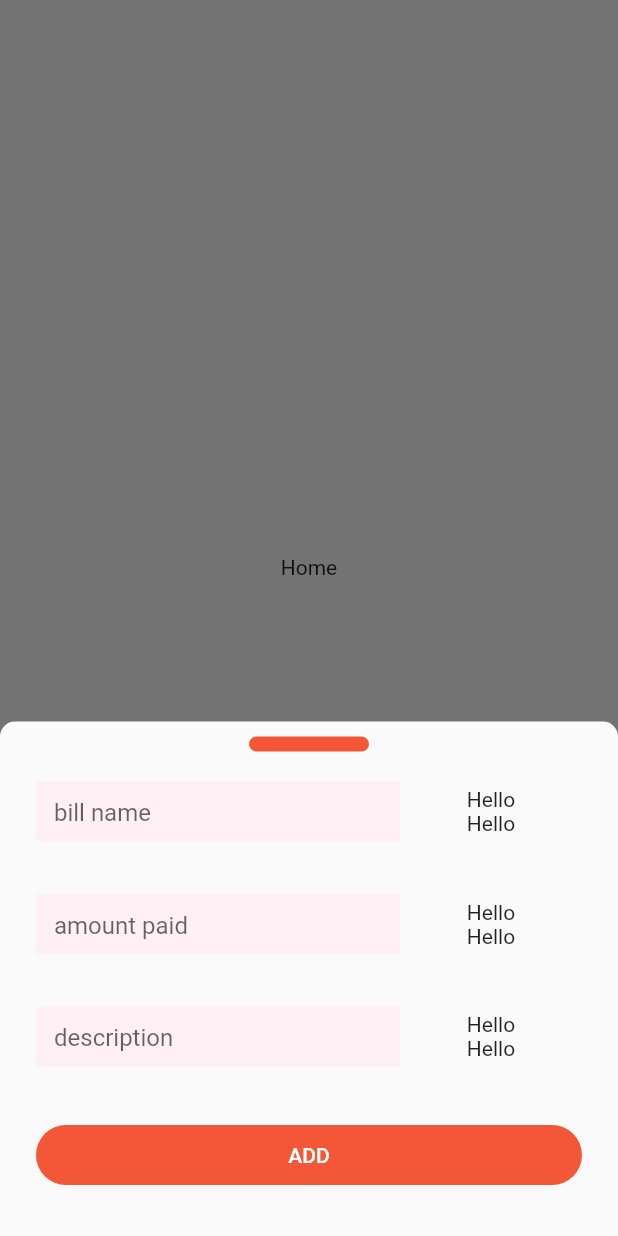
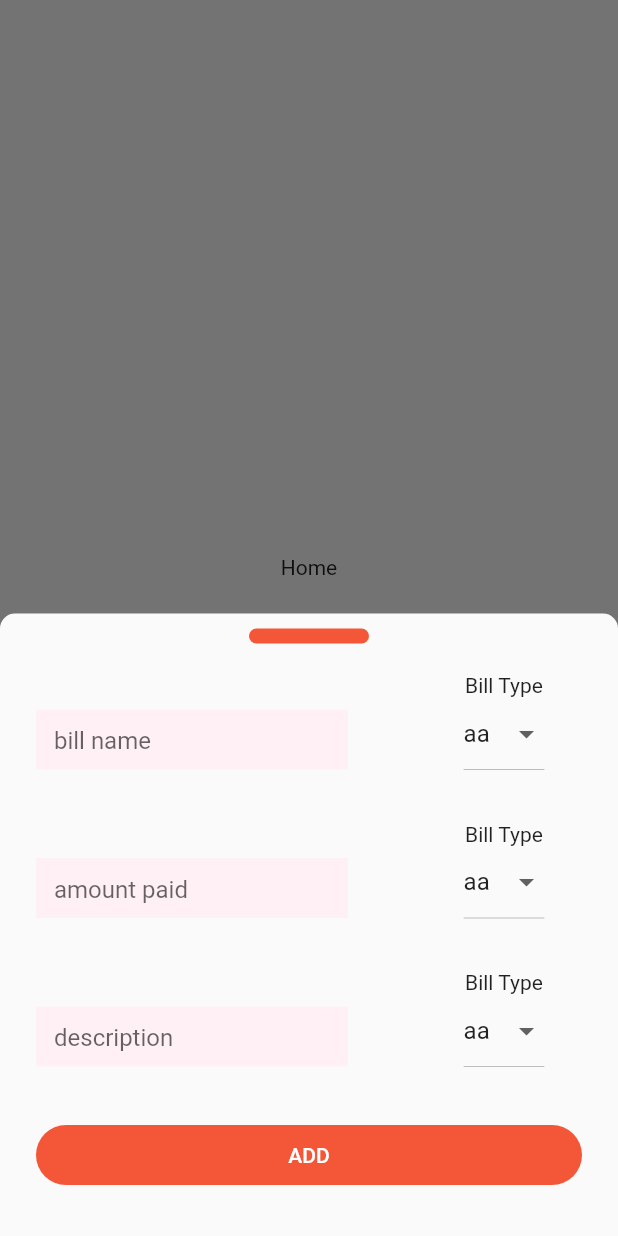
Before and after one commit to Issah-Dundason/spender, a Flutter app: the screen it shows after launch, item 2 of the bottom bar chosen, on a phone screen of 412 x 824 dp. Run offline on Flutter 3.47's test engine with Material 2 defaults, Android fonts, the phone set to English and light mode, and no system bars; our stand-ins replace bloc, equatable, flutter_bloc, sqflite; accounts and stored records are empty.

Commit message:
add drop down to bill view

```diff
--- a/lib/pages/app_view.dart
+++ b/lib/pages/app_view.dart
@@ -33,7 +33,7 @@ class MainBottomAppBar extends StatelessWidget {
         if (state.current != HomeTab.bill) return;
 
         showModalBottomSheet(
-          isScrollControlled : true,
+            isScrollControlled: true,
             shape: const RoundedRectangleBorder(
                 borderRadius: BorderRadius.only(
                     topLeft: Radius.circular(10),
@@ -112,6 +112,7 @@ class _BillSheet extends StatelessWidget {
               mainAxisSize: MainAxisSize.min,
               children: [
                 Row(
+                  crossAxisAlignment: CrossAxisAlignment.end,
                   children: [
                     Expanded(
                         flex: 4,
@@ -119,6 +120,7 @@ class _BillSheet extends StatelessWidget {
                           decoration:
                               const InputDecoration(hintText: "bill name"),
                         )),
+                    const Spacer(),
                     const Expanded(
                       flex: 2,
                       child: ProductTypeDropDown(),
@@ -129,6 +131,7 @@ class _BillSheet extends StatelessWidget {
                   height: 35,
                 ),
                 Row(
+                  crossAxisAlignment: CrossAxisAlignment.end,
                   children: [
                     Expanded(
                         flex: 4,
@@ -136,6 +139,7 @@ class _BillSheet extends StatelessWidget {
                           decoration:
                               const InputDecoration(hintText: "amount paid"),
                         )),
+                    const Spacer(),
                     const Expanded(
                       flex: 2,
                       child: ProductTypeDropDown(),
@@ -146,6 +150,7 @@ class _BillSheet extends StatelessWidget {
                   height: 35,
                 ),
                 Row(
+                  crossAxisAlignment: CrossAxisAlignment.end,
                   children: [
                     Expanded(
                         flex: 4,
@@ -153,6 +158,7 @@ class _BillSheet extends StatelessWidget {
                           decoration:
                               const InputDecoration(hintText: "description"),
                         )),
+                    const Spacer(),
                     const Expanded(
                       flex: 2,
                       child: ProductTypeDropDown(),
@@ -176,7 +182,9 @@ class _BillSheet extends StatelessWidget {
               ],
             ),
           ),
-          const SizedBox(height: 30,)
+          const SizedBox(
+            height: 30,
+          )
         ],
       ),
     );
@@ -184,17 +192,25 @@ class _BillSheet extends StatelessWidget {
 }
 
 class ProductTypeDropDown extends StatelessWidget {
-  const ProductTypeDropDown({Key? key}) : super(key: key);
+  final List<String> items;
+
+  const ProductTypeDropDown({Key? key, this.items = const ["aa", "isjer"]})
+      : super(key: key);
 
   @override
   Widget build(BuildContext context) {
     return Column(
+      //  mainAxisSize: MainAxisSize.min,
       children: [
-        Container(
-          child: const Text("Hello"),
-        ),Container(
-          child: const Text("Hello"),
-        ),
+       const Text("Bill Type"),
+        DropdownButton<String>(
+          value: items[0],
+           // isExpanded: true,
+            itemHeight: null,
+            items: [
+              ...items.map((e) => DropdownMenuItem<String>(value : e, child: Text(e),))
+            ],
+            onChanged: (s) {})
       ],
     );
   }
```
